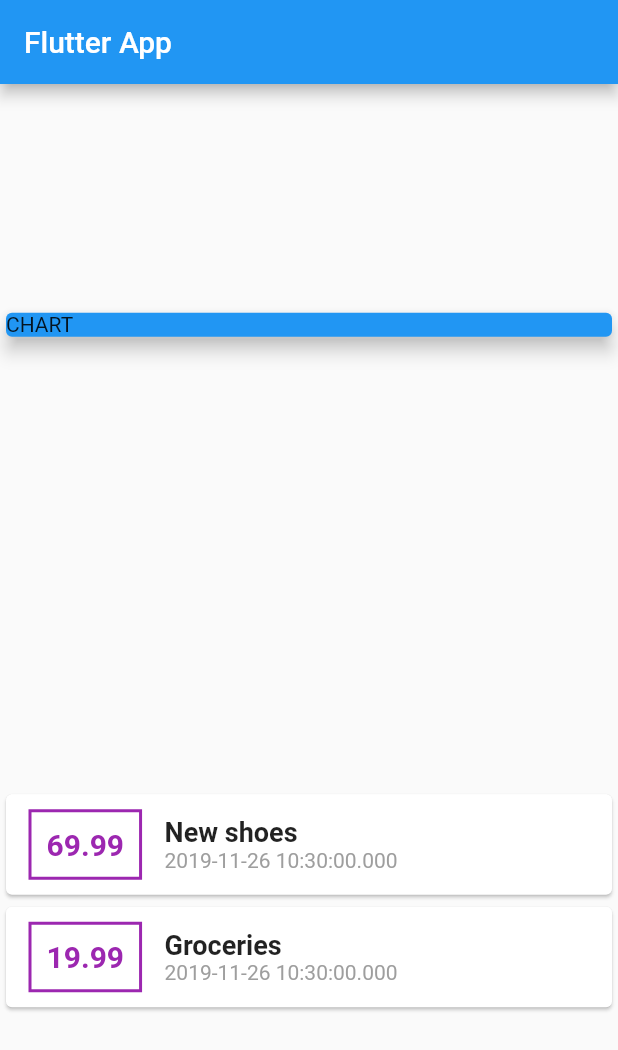
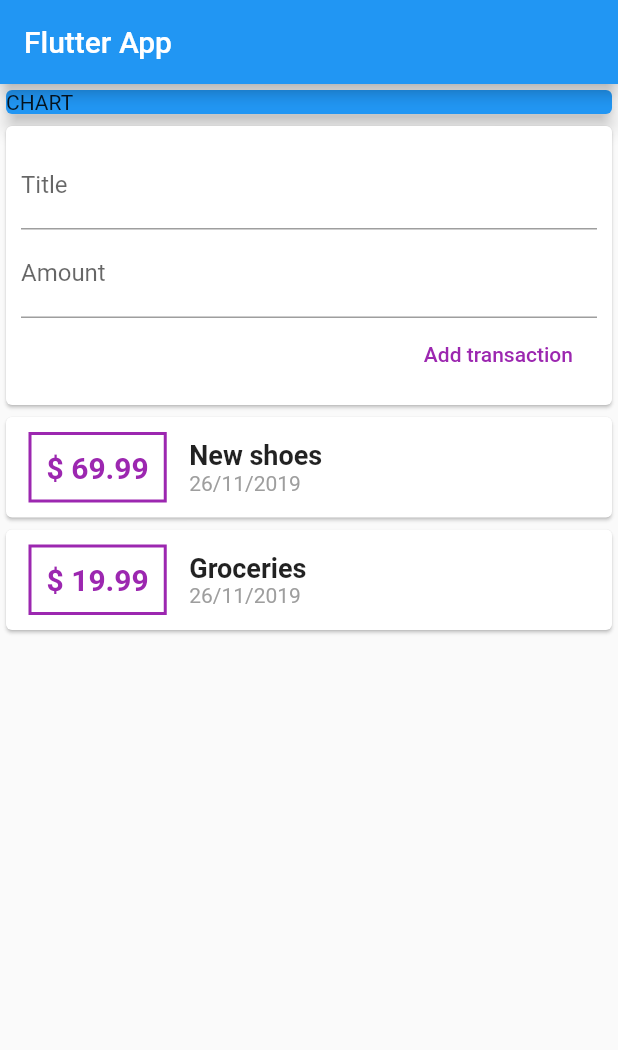
Before and after one commit to lautaguirre/flutter_course, a Flutter app: the screen it shows after launch, on a phone screen of 412 x 824 dp. Shown: the top 1050 px of the screen. Run offline on Flutter 3.47's test engine with Material 2 defaults, Android fonts, the phone set to English and light mode, and no system bars.

Commit message:
added datetime package ; refactored transactions widgets

```diff
--- a/personal_expenses/lib/main.dart
+++ b/personal_expenses/lib/main.dart
@@ -1,6 +1,6 @@
 import 'package:flutter/material.dart';
 
-import './transaction.dart';
+import './widgets/user_transactions.dart';
 
 void main() => runApp(MyApp());
 
@@ -15,11 +15,6 @@ class MyApp extends StatelessWidget {
 }
 
 class MyHomePage extends StatelessWidget {
-  final List<Transaction> transactions = [
-    Transaction(id: 't1', title: 'New shoes', amount: 69.99, date: DateTime.now()),
-    Transaction(id: 't2', title: 'Groceries', amount: 19.99, date: DateTime.now()),
-  ];
-
   @override
   Widget build(BuildContext context) {
     return Scaffold(
@@ -27,7 +22,6 @@ class MyHomePage extends StatelessWidget {
         title: Text('Flutter App'),
       ),
       body: Column(
-        mainAxisAlignment: MainAxisAlignment.spaceAround,
         children: <Widget>[
           Card(
             color: Colors.blue,
@@ -37,49 +31,7 @@ class MyHomePage extends StatelessWidget {
               child: Text('CHART'),
             ),
           ),
-          Column(
-            children: transactions.map((tx) {
-              return Card(
-                child: Row(
-                  children: <Widget>[
-                    Container(
-                      child: Text(
-                        tx.amount.toString(),
-                        style: TextStyle(
-                          fontWeight: FontWeight.bold,
-                          fontSize: 20,
-                          color: Colors.purple,
-                        ),
-                      ),
-                      margin: EdgeInsets.symmetric(vertical: 10, horizontal: 15),
-                      padding: EdgeInsets.all(10),
-                      decoration: BoxDecoration(
-                        border: Border.all(color: Colors.purple, width: 2),
-                      ),
-                    ),
-                    Column(
-                      crossAxisAlignment: CrossAxisAlignment.start,
-                      children: <Widget>[
-                        Text(
-                          tx.title,
-                          style: TextStyle(
-                            fontWeight: FontWeight.bold,
-                            fontSize: 18,
-                          ),
-                        ),
-                        Text(
-                          tx.date.toString(),
-                          style: TextStyle(
-                            color: Colors.grey,
-                          ),
-                        ),
-                      ],
-                    ),
-                  ],
-                ),
-              );
-            }).toList(),
-          ),
+          UserTransactions(),
         ],
       ),
     );
--- /dev/null
+++ b/personal_expenses/lib/widgets/new_transaction.dart
@@ -0,0 +1,37 @@
+import 'package:flutter/material.dart';
+
+class NewTransaction extends StatelessWidget {
+  final titleController = TextEditingController();
+  final amountController = TextEditingController();
+
+  final Function addTransactionHandler;
+
+  NewTransaction(this.addTransactionHandler);
+
+  @override
+  Widget build(BuildContext context) {
+    return Card(
+      child:Container(
+        padding: EdgeInsets.all(10),
+        child: Column(
+          crossAxisAlignment: CrossAxisAlignment.end,
+          children: <Widget>[
+            TextField(
+              decoration: InputDecoration(labelText: 'Title'),
+              controller: titleController,
+            ),
+            TextField(
+              decoration: InputDecoration(labelText: 'Amount'),
+              controller: amountController,
+            ),
+            FlatButton(
+              child: Text('Add transaction'),
+              textColor: Colors.purple,
+              onPressed: () => addTransactionHandler(titleController.text, double.parse(amountController.text))
+            ),
+          ],
+        ),
+      ),
+    );
+  }
+}
--- /dev/null
+++ b/personal_expenses/lib/widgets/transaction_list.dart
@@ -0,0 +1,57 @@
+import 'package:flutter/material.dart';
+import 'package:intl/intl.dart';
+
+import '../models/transaction.dart';
+
+class TransactionList extends StatelessWidget {
+  final List<Transaction> transactions;
+
+  TransactionList(this.transactions);
+
+  @override
+  Widget build(BuildContext context) {
+    return Column(
+      children: transactions.map((tx) {
+        return Card(
+          child: Row(
+            children: <Widget>[
+              Container(
+                child: Text(
+                  '\$ ${tx.amount}',
+                  style: TextStyle(
+                    fontWeight: FontWeight.bold,
+                    fontSize: 20,
+                    color: Colors.purple,
+                  ),
+                ),
+                margin: EdgeInsets.symmetric(vertical: 10, horizontal: 15),
+                padding: EdgeInsets.all(10),
+                decoration: BoxDecoration(
+                  border: Border.all(color: Colors.purple, width: 2),
+                ),
+              ),
+              Column(
+                crossAxisAlignment: CrossAxisAlignment.start,
+                children: <Widget>[
+                  Text(
+                    tx.title,
+                    style: TextStyle(
+                      fontWeight: FontWeight.bold,
+                      fontSize: 18,
+                    ),
+                  ),
+                  Text(
+                    DateFormat('dd/MM/yyyy').format(tx.date),
+                    style: TextStyle(
+                      color: Colors.grey,
+                    ),
+                  ),
+                ],
+              ),
+            ],
+          ),
+        );
+      }).toList(),
+    );
+  }
+}
--- /dev/null
+++ b/personal_expenses/lib/widgets/user_transactions.dart
@@ -0,0 +1,36 @@
+import 'package:flutter/material.dart';
+
+import './new_transaction.dart';
+import './transaction_list.dart';
+
+import '../models/transaction.dart';
+
+class UserTransactions extends StatefulWidget {
+  @override
+  _UserTransactionsState createState() => _UserTransactionsState();
+}
+
+class _UserTransactionsState extends State<UserTransactions> {
+  final List<Transaction> _userTransactions = [
+    Transaction(id: 't1', title: 'New shoes', amount: 69.99, date: DateTime.now()),
+    Transaction(id: 't2', title: 'Groceries', amount: 19.99, date: DateTime.now()),
+  ];
+
+  void _addNewTransaction(String txTitle, double txAmount) {
+    final newTx = Transaction(title: txTitle, amount: txAmount, date: DateTime.now(), id: DateTime.now().toString());
+
+    setState(() {
+      _userTransactions.add(newTx);
+    });
+  }
+
+  @override
+  Widget build(BuildContext context) {
+    return Column(
+      children: <Widget>[
+        NewTransaction(_addNewTransaction),
+        TransactionList(_userTransactions),
+      ],
+    );
+  }
+}
--- a/personal_expenses/pubspec.yaml
+++ b/personal_expenses/pubspec.yaml
@@ -19,6 +19,7 @@ environment:
 dependencies:
   flutter:
     sdk: flutter
+  intl: ^0.15.8
 
   # The following adds the Cupertino Icons font to your application.
   # Use with the CupertinoIcons class for iOS style icons.
```
Also changed, not shown: personal_expenses/lib/models/transaction.dart (renamed from personal_expenses/lib/transaction.dart), personal_expenses/pubspec.lock.
